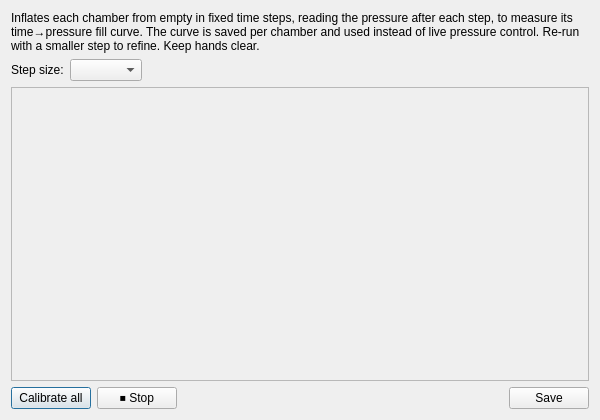
Before: the Qt Designer form src/gui/ui/fill_calibration_dialog.ui in techandpeople/SoftEdIBO, drawn with Qt 5.
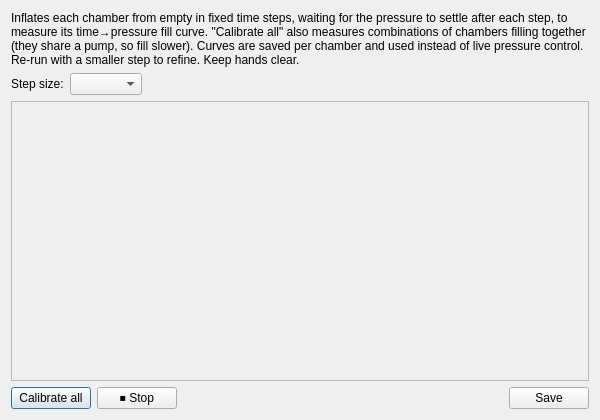
After: the same form once the commit is applied.

The edit to the form file:
```diff
--- a/src/gui/ui/fill_calibration_dialog.ui
+++ b/src/gui/ui/fill_calibration_dialog.ui
@@ -16,7 +16,7 @@
    <item>
     <widget class="QLabel" name="intro_label">
      <property name="wordWrap"><bool>true</bool></property>
-     <property name="text"><string>Inflates each chamber from empty in fixed time steps, reading the pressure after each step, to measure its time→pressure fill curve. The curve is saved per chamber and used instead of live pressure control. Re-run with a smaller step to refine. Keep hands clear.</string></property>
+     <property name="text"><string>Inflates each chamber from empty in fixed time steps, waiting for the pressure to settle after each step, to measure its time→pressure fill curve. "Calibrate all" also measures combinations of chambers filling together (they share a pump, so fill slower). Curves are saved per chamber and used instead of live pressure control. Re-run with a smaller step to refine. Keep hands clear.</string></property>
     </widget>
    </item>
    <item>
@@ -37,6 +37,12 @@
        <property name="sizeHint" stdset="0"><size><width>40</width><height>20</height></size></property>
       </spacer>
      </item>
+     <item>
+      <widget class="QLabel" name="combo_status">
+       <property name="whatsThis"><string>Progress of a "Calibrate all" run: which sweep is in progress out of the total, and which node/slots it covers (solo = one chamber, combo = several filling together to measure their shared-pump load).</string></property>
+       <property name="text"><string/></property>
+      </widget>
+     </item>
     </layout>
    </item>
    <item>
```
Left out of the diff: 2 changed lines with no effect on the pictures.
